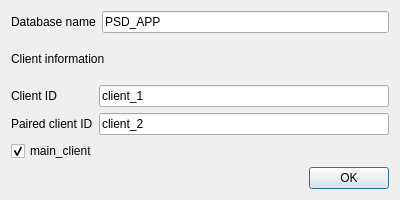
The window that start_mongo_server.ui (jackey-qiu/PSD_controller) describes before a commit, drawn with Qt 5.
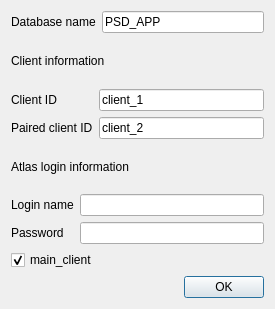
The same window after the commit.

What changed in the file:
```diff
--- a/start_mongo_server.ui
+++ b/start_mongo_server.ui
@@ -6,8 +6,8 @@
    <rect>
     <x>0</x>
     <y>0</y>
-    <width>400</width>
-    <height>200</height>
+    <width>275</width>
+    <height>309</height>
    </rect>
   </property>
   <property name="windowTitle">
@@ -71,6 +71,41 @@
      </item>
     </layout>
    </item>
+   <item>
+    <widget class="QLabel" name="label_5">
+     <property name="text">
+      <string>Atlas login information</string>
+     </property>
+    </widget>
+   </item>
+   <item>
+    <layout class="QFormLayout" name="formLayout_2">
+     <item row="0" column="0">
+      <widget class="QLabel" name="label_6">
+       <property name="text">
+        <string>Login name</string>
+       </property>
+      </widget>
+     </item>
+     <item row="1" column="0">
+      <widget class="QLabel" name="label_7">
+       <property name="text">
+        <string>Password</string>
+       </property>
+      </widget>
+     </item>
+     <item row="0" column="1">
+      <widget class="QLineEdit" name="lineEdit_login"/>
+     </item>
+     <item row="1" column="1">
+      <widget class="QLineEdit" name="lineEdit_pass">
+       <property name="echoMode">
+        <enum>QLineEdit::Password</enum>
+       </property>
+      </widget>
+     </item>
+    </layout>
+   </item>
    <item>
     <widget class="QCheckBox" name="checkBox_main_client">
      <property name="text">
```
